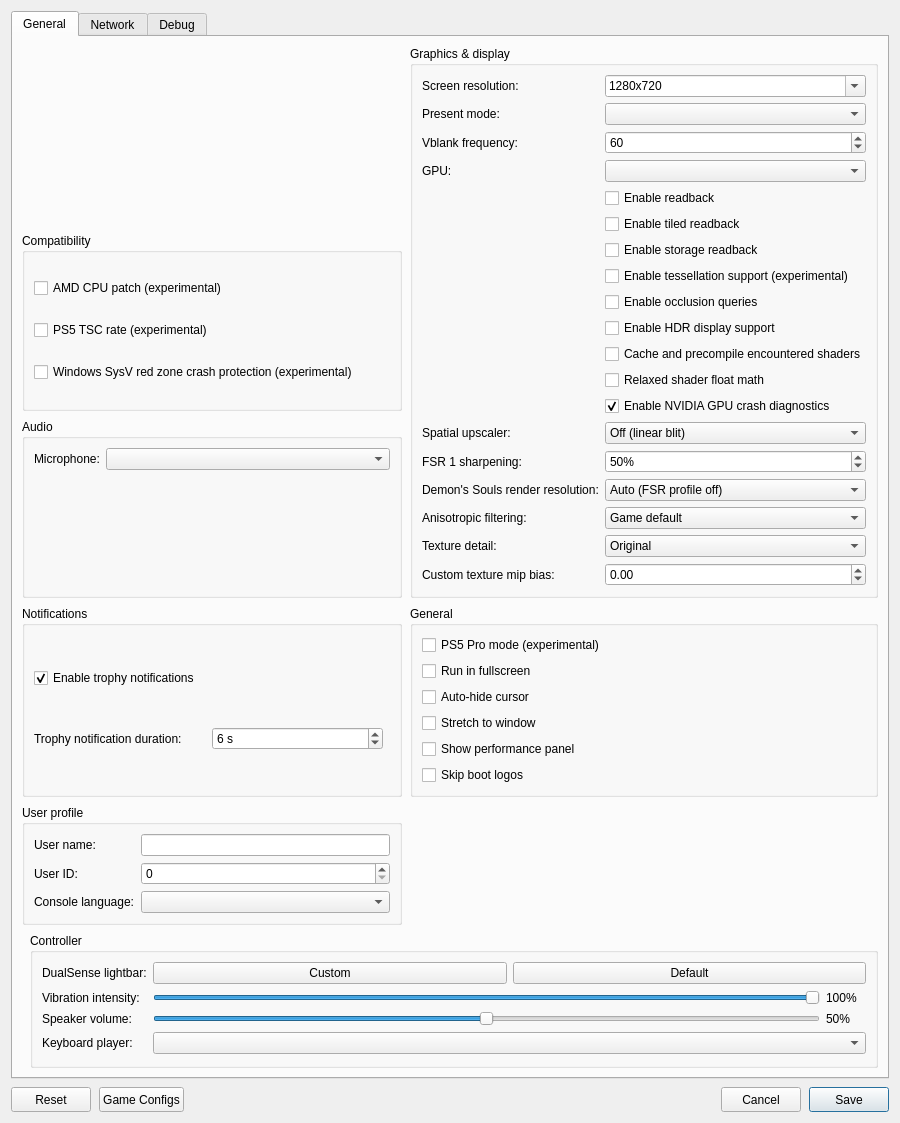
This is src/launcher/forms/configuration_edit_dialog.ui in TamanGitUser/KytyPS5 as Qt 5 draws it before an edit. The edited form follows.
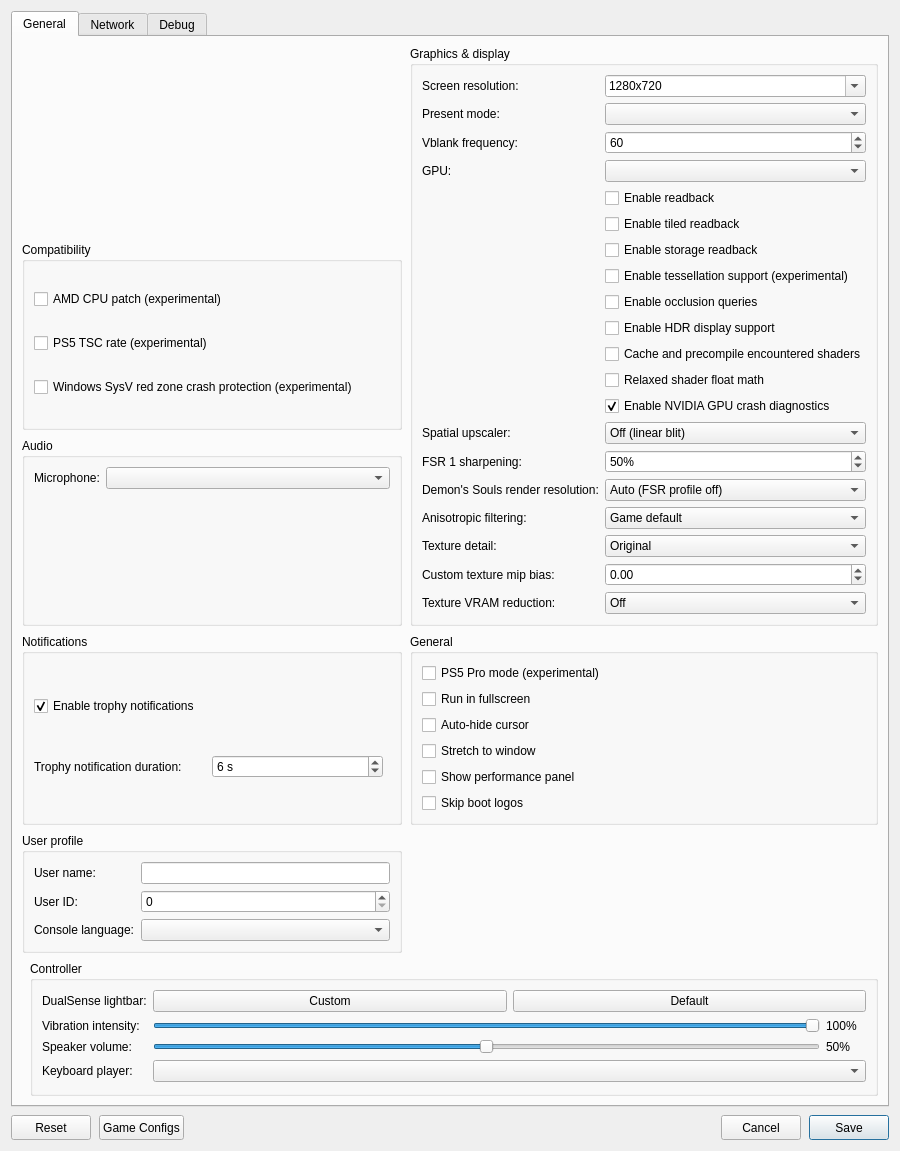
This is the edited form. Custom widgets are drawn as their Qt base class.

Commit message: launcher: add texture VRAM reduction selector

What changed in the file:
```diff
--- a/src/launcher/forms/configuration_edit_dialog.ui
+++ b/src/launcher/forms/configuration_edit_dialog.ui
@@ -306,6 +306,20 @@
               <property name="value"><double>0.000000000000000</double></property>
              </widget>
             </item>
+            <item row="20" column="0">
+             <widget class="QLabel" name="label_demons_souls_texture_reduce_levels">
+              <property name="toolTip"><string>Experimental texture-memory reduction for PPSA01341 01.007.000 only. The emulator checks the game streamer signature and omits the same largest mip levels from eligible large, single-layer, block-compressed 2D textures in both game streaming and host GPU allocation. Render targets, storage/depth textures, arrays and unsupported formats are not reduced. Some distant or small texture detail may look softer.</string></property>
+              <property name="text"><string>Texture VRAM reduction:</string></property>
+             </widget>
+            </item>
+            <item row="20" column="1">
+             <widget class="QComboBox" name="comboBox_demons_souls_texture_reduce_levels">
+              <property name="toolTip"><string>Off is the safe default. Drop 1 largest BC mip or Drop 2 largest BC mips can reduce host VRAM allocation for eligible large textures. Only the exact PPSA01341 01.007.000 build is supported; if the runtime signature does not match, reduction remains off.</string></property>
+              <item><property name="text"><string>Off</string></property></item>
+              <item><property name="text"><string>Drop 1 largest BC mip</string></property></item>
+              <item><property name="text"><string>Drop 2 largest BC mips</string></property></item>
+             </widget>
+            </item>
            </layout>
           </widget>
          </item>
```
